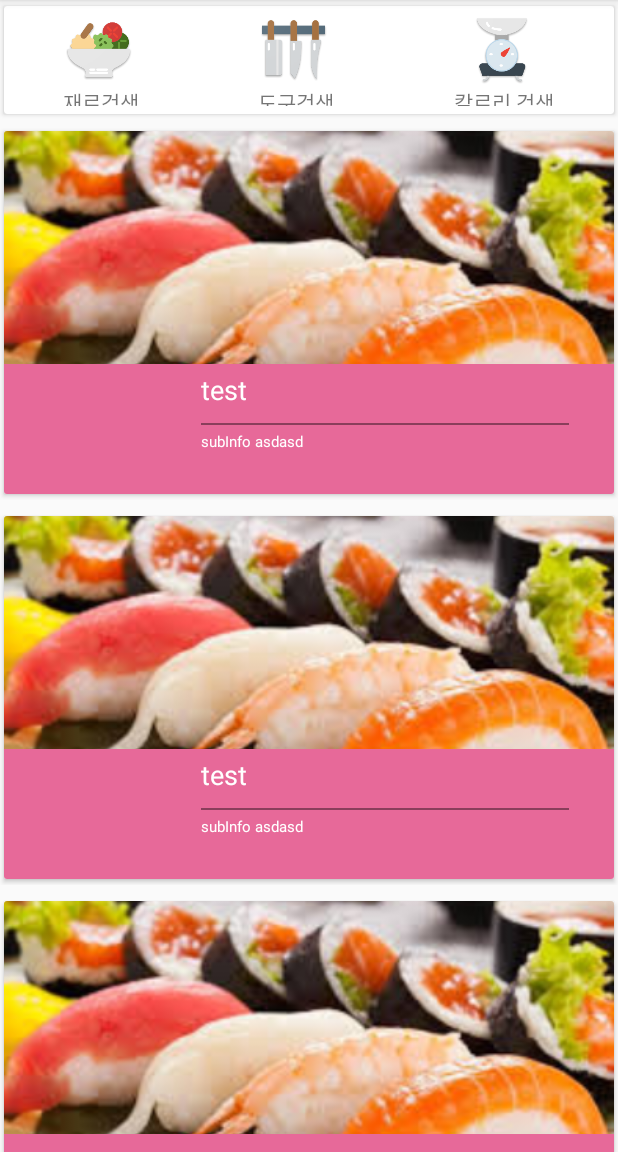
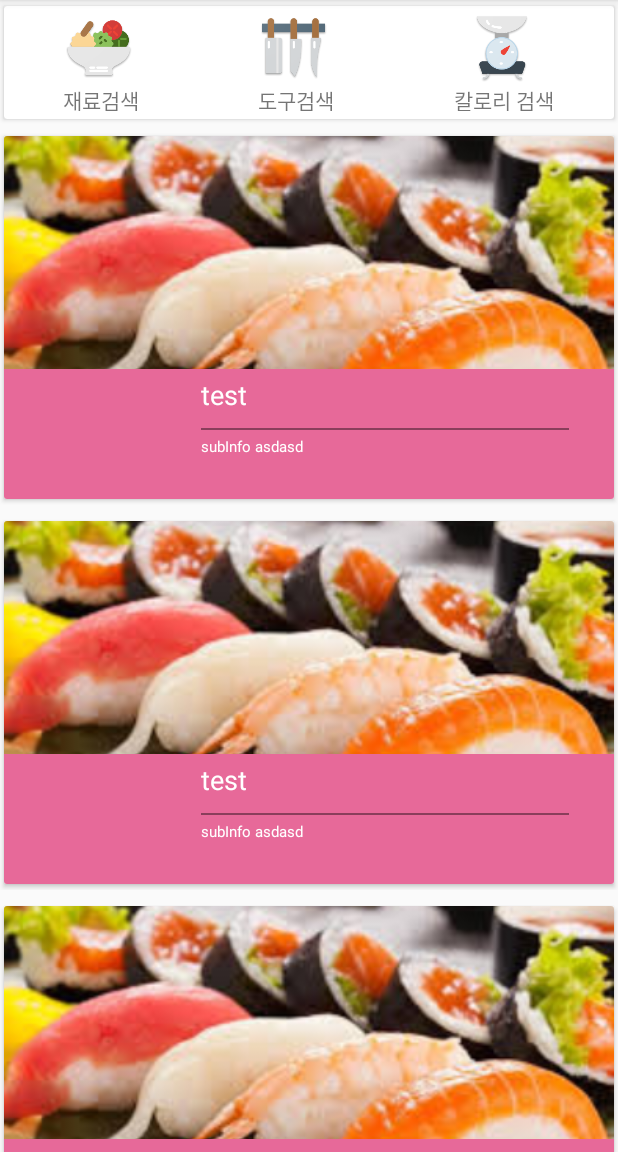
Before and after one commit to boxfox619/Chefri, an Android app: the MainActivity screen opened directly, with no data from a screen before it, on a phone screen of 412 x 824 dp, the part 84-1236 px from its top. Run offline under Robolectric (Android 15) with nearby library versions, the phone set to English and light mode, and no system bars; libraries missing offline, so code that uses them is left out: com.androidquery, com.pkmmte.view; plain views replace CircularImageView; 6 statements that could not run were skipped.

Commit message:
Search bar design

```diff
--- a/app/src/main/res/values/dimens.xml
+++ b/app/src/main/res/values/dimens.xml
@@ -2,7 +2,7 @@
 <resources>
     <dimen name="card_item_padding">3dp</dimen>
     <dimen name="parallax_image_height">330dp</dimen>
-    <dimen name="search_bar_height">80dp</dimen>
+    <dimen name="search_bar_height">83dp</dimen>
     <dimen name="recipe_detail_title_height">80dp</dimen>
     <dimen name="fab_button">10dp</dimen>
 
--- a/app/src/main/res/values/styles.xml
+++ b/app/src/main/res/values/styles.xml
@@ -78,7 +78,7 @@
         <item name="android:textStyle">bold</item>
         <item name="android:gravity">center</item>
         <item name="android:textColor">@color/primary_text</item>
-        <item name="android:paddingTop">1dp</item>
+        <item name="android:paddingTop">0dp</item>
         <item name="android:paddingBottom">1dp</item>
         <item name="android:drawablePadding">4dp</item>
         <item name="android:background">@null</item>
```
